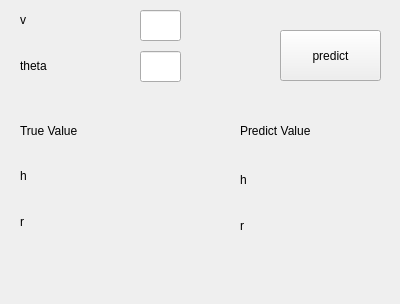
The window that shoot/shoot_v1/for_testUI_v2.ui (imyzc/nctu_ml) describes before a commit, drawn with Qt 5.
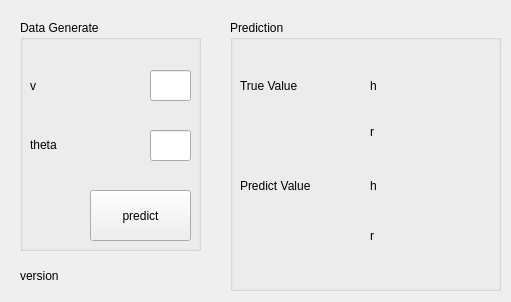
The same window after the commit.

```diff
--- a/shoot/shoot_v1/for_testUI_v2.ui
+++ b/shoot/shoot_v1/for_testUI_v2.ui
@@ -6,64 +6,30 @@
    <rect>
     <x>0</x>
     <y>0</y>
-    <width>400</width>
-    <height>304</height>
+    <width>511</width>
+    <height>302</height>
    </rect>
   </property>
   <property name="windowTitle">
    <string>Form</string>
   </property>
-  <widget class="QLabel" name="label_theta">
+  <widget class="QGroupBox" name="groupBox_data_generate">
    <property name="geometry">
     <rect>
      <x>20</x>
-     <y>50</y>
-     <width>111</width>
-     <height>31</height>
+     <y>20</y>
+     <width>181</width>
+     <height>231</height>
     </rect>
    </property>
-   <property name="text">
-    <string>theta</string>
+   <property name="title">
+    <string>Data Generate</string>
    </property>
-  </widget>
-  <widget class="QLabel" name="label_v">
-   <property name="geometry">
-    <rect>
-     <x>20</x>
-     <y>4</y>
-     <width>111</width>
-     <height>31</height>
-    </rect>
-   </property>
-   <property name="text">
-    <string>v</string>
-   </property>
-  </widget>
-  <widget class="QLineEdit" name="lineEdit_v">
-   <property name="geometry">
-    <rect>
-     <x>140</x>
-     <y>10</y>
-     <width>41</width>
-     <height>31</height>
-    </rect>
-   </property>
-  </widget>
-  <widget class="QLineEdit" name="lineEdit_theta">
-   <property name="geometry">
-    <rect>
-     <x>140</x>
-     <y>51</y>
-     <width>41</width>
-     <height>31</height>
-    </rect>
-   </property>
-  </widget>
   <widget class="QPushButton" name="pushButton_predict">
    <property name="geometry">
     <rect>
-     <x>280</x>
-     <y>30</y>
+      <x>70</x>
+      <y>170</y>
      <width>101</width>
      <height>51</height>
     </rect>
@@ -72,38 +38,84 @@
     <string>predict</string>
    </property>
   </widget>
-  <widget class="QLabel" name="label_h_predict">
+   <widget class="QLabel" name="label_v">
    <property name="geometry">
     <rect>
-     <x>240</x>
-     <y>164</y>
-     <width>91</width>
+      <x>10</x>
+      <y>50</y>
+      <width>111</width>
      <height>31</height>
     </rect>
    </property>
    <property name="text">
-    <string>h</string>
+     <string>v</string>
+    </property>
+   </widget>
+   <widget class="QLineEdit" name="lineEdit_v">
+    <property name="geometry">
+     <rect>
+      <x>130</x>
+      <y>50</y>
+      <width>41</width>
+      <height>31</height>
+     </rect>
+    </property>
+   </widget>
+   <widget class="QLabel" name="label_theta">
+    <property name="geometry">
+     <rect>
+      <x>10</x>
+      <y>109</y>
+      <width>111</width>
+      <height>31</height>
+     </rect>
+    </property>
+    <property name="text">
+     <string>theta</string>
+    </property>
+   </widget>
+   <widget class="QLineEdit" name="lineEdit_theta">
+    <property name="geometry">
+     <rect>
+      <x>130</x>
+      <y>110</y>
+      <width>41</width>
+      <height>31</height>
+     </rect>
+    </property>
+   </widget>
+  </widget>
+  <widget class="QGroupBox" name="groupBox_prediction">
+   <property name="geometry">
+    <rect>
+     <x>230</x>
+     <y>20</y>
+     <width>271</width>
+     <height>271</height>
+    </rect>
+   </property>
+   <property name="title">
+    <string>Prediction</string>
+   </property>
+   <widget class="QLabel" name="label_predict_value">
+    <property name="geometry">
+     <rect>
+      <x>10</x>
+      <y>150</y>
+      <width>141</width>
+      <height>31</height>
+     </rect>
+    </property>
+    <property name="text">
+     <string>Predict Value</string>
    </property>
   </widget>
   <widget class="QLabel" name="label_r_predict">
    <property name="geometry">
     <rect>
-     <x>240</x>
-     <y>210</y>
-     <width>91</width>
-     <height>31</height>
-    </rect>
-   </property>
-   <property name="text">
-    <string>r</string>
-   </property>
-  </widget>
-  <widget class="QLabel" name="label_r_real">
-   <property name="geometry">
-    <rect>
-     <x>20</x>
-     <y>206</y>
-     <width>91</width>
+      <x>140</x>
+      <y>200</y>
+      <width>121</width>
      <height>31</height>
     </rect>
    </property>
@@ -114,9 +126,22 @@
   <widget class="QLabel" name="label_h_real">
    <property name="geometry">
     <rect>
-     <x>20</x>
-     <y>160</y>
-     <width>91</width>
+      <x>140</x>
+      <y>50</y>
+      <width>121</width>
+      <height>31</height>
+     </rect>
+    </property>
+    <property name="text">
+     <string>h</string>
+    </property>
+   </widget>
+   <widget class="QLabel" name="label_h_predict">
+    <property name="geometry">
+     <rect>
+      <x>140</x>
+      <y>150</y>
+      <width>121</width>
      <height>31</height>
     </rect>
    </property>
@@ -127,27 +152,41 @@
   <widget class="QLabel" name="label_true_value">
    <property name="geometry">
     <rect>
-     <x>20</x>
-     <y>120</y>
+      <x>10</x>
+      <y>50</y>
      <width>141</width>
-     <height>21</height>
+      <height>31</height>
     </rect>
    </property>
    <property name="text">
     <string>True Value</string>
    </property>
   </widget>
-  <widget class="QLabel" name="label_predict_value">
+   <widget class="QLabel" name="label_r_real">
    <property name="geometry">
     <rect>
-     <x>240</x>
-     <y>120</y>
-     <width>141</width>
-     <height>21</height>
+      <x>140</x>
+      <y>96</y>
+      <width>121</width>
+      <height>31</height>
     </rect>
    </property>
    <property name="text">
-    <string>Predict Value</string>
+     <string>r</string>
+    </property>
+   </widget>
+  </widget>
+  <widget class="QLabel" name="label_version">
+   <property name="geometry">
+    <rect>
+     <x>20</x>
+     <y>260</y>
+     <width>121</width>
+     <height>31</height>
+    </rect>
+   </property>
+   <property name="text">
+    <string>version</string>
    </property>
   </widget>
  </widget>
```
Lines whose indentation alone changed are shown as unchanged.
